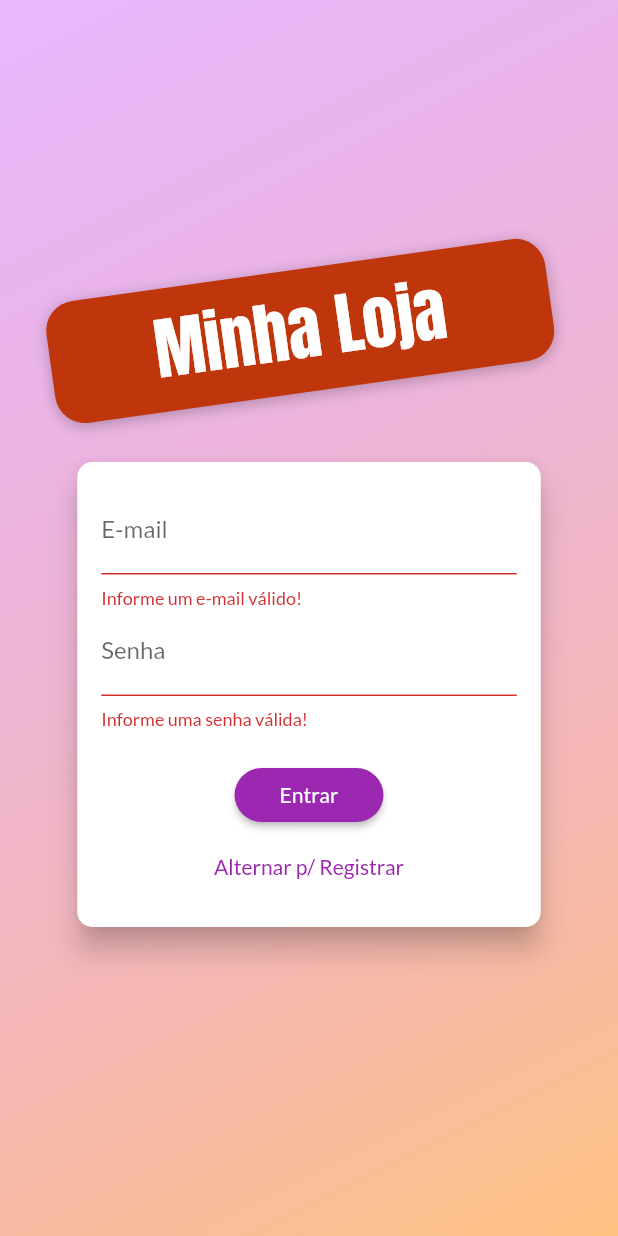
After one commit to dudulacerdadl/Curso-Flutter, a Flutter app: the screen it shows after launch, after a tap on "Entrar", on a phone screen of 412 x 824 dp. The commit adds this screen. Run offline on Flutter 3.47's test engine with Material 2 defaults, Android fonts, the phone set to English and light mode, and no system bars; our stand-ins replace shared_preferences; network calls fail.

Commit message:
Adição de autenticações ao aplicativo Shop

```diff
--- a/Flutter/Shop/lib/data/dummy_data.dart
+++ b/Flutter/Shop/lib/data/dummy_data.dart
@@ -1,5 +1,6 @@
 import '../providers/product.dart';
 
+// ignore: non_constant_identifier_names
 final DUMMY_PRODUCTS = [
   Product(
     id: 'p1',
--- /dev/null
+++ b/Flutter/Shop/lib/data/store.dart
@@ -0,0 +1,33 @@
+import 'dart:convert';
+
+import 'package:shared_preferences/shared_preferences.dart';
+
+class Store {
+  static Future<void> saveString(String key, String value) async {
+    final prefs = await SharedPreferences.getInstance();
+    prefs.setString(key, value);
+  }
+
+  static Future<void> saveMap(String key, Map<String, dynamic> value) async {
+    saveString(key, json.encode(value));
+  }
+
+  static Future<String> getString(String key) async {
+    final prefs = await SharedPreferences.getInstance();
+    return prefs.getString(key);
+  }
+
+  static Future<Map<String, dynamic>> getMap(String key) async {
+    try {
+      Map<String, dynamic> map = json.decode(await getString(key));
+      return map;
+    } catch (_) {
+      return null;
+    }
+  }
+
+  static Future<bool> remove(String key) async {
+    final prefs = await SharedPreferences.getInstance();
+    return prefs.remove(key);
+  }
+}
--- /dev/null
+++ b/Flutter/Shop/lib/exceptions/auth_exeption.dart
@@ -0,0 +1,23 @@
+class AuthExceotion implements Exception {
+  static const Map<String, String> errors = {
+    'EMAIL_EXISTS': 'E-mail já existe!',
+    'OPERATION_NOT_ALLOWED': 'Operação não permitida!',
+    'TOO_MANY_ATTEMPTS_TRY_LATER': 'Tente novamente mais tarde!',
+    'EMAIL_NOT_FOUND': 'E-mail não encontrado!',
+    'INVALID_PASSWORD': 'Senha inválida!',
+    'USER_DISABLED': 'Usuário desativado!',
+  };
+
+  final String key;
+
+  const AuthExceotion(this.key);
+
+  @override
+  String toString() {
+    if (errors.containsKey(key)) {
+      return errors[key];
+    } else {
+      return 'Ocorreu um erro na autenticação!';
+    }
+  }
+}
--- a/Flutter/Shop/lib/exceptions/http_exception.dart
+++ b/Flutter/Shop/lib/exceptions/http_exception.dart
@@ -1,7 +1,7 @@
-class HttpExceotion implements Exception {
+class HttpException implements Exception {
   final String msg;
 
-  const HttpExceotion(this.msg);
+  const HttpException(this.msg);
 
   @override
   String toString() {
--- a/Flutter/Shop/lib/main.dart
+++ b/Flutter/Shop/lib/main.dart
@@ -2,8 +2,8 @@ import 'package:Shop/views/products_screen.dart';
 import 'package:flutter/material.dart';
 import 'package:provider/provider.dart';
 
-import './views/products_overview_screen.dart';
 import './utils/app_routes.dart';
+import './views/auth_home_screen.dart';
 import './views/products_detail_screen.dart';
 import './views/cart_screen.dart';
 import './views/orders_screen.dart';
@@ -12,6 +12,7 @@ import './views/product_form_screen.dart';
 import './providers/products.dart';
 import './providers/cart.dart';
 import './providers/orders.dart';
+import './providers/auth.dart';
 
 void main() => runApp(MyApp());
 
@@ -22,13 +23,26 @@ class MyApp extends StatelessWidget {
     return MultiProvider(
       providers: [
         ChangeNotifierProvider(
+          create: (_) => new Auth(),
+        ),
+        ChangeNotifierProxyProvider<Auth, Products>(
           create: (_) => new Products(),
+          update: (ctx, auth, previousProducts) => new Products(
+            auth.token,
+            auth.userId,
+            previousProducts.items,
+          ),
         ),
         ChangeNotifierProvider(
           create: (_) => new Cart(),
         ),
-        ChangeNotifierProvider(
+        ChangeNotifierProxyProvider<Auth, Orders>(
           create: (_) => new Orders(),
+          update: (ctx, auth, previousOrders) => new Orders(
+            auth.token,
+            auth.userId,
+            previousOrders.items,
+          ),
         ),
       ],
       child: MaterialApp(
@@ -38,9 +52,8 @@ class MyApp extends StatelessWidget {
           accentColor: Colors.deepOrange,
           fontFamily: 'Lato',
         ),
-        //home: ProductOverviewScreen(),
         routes: {
-          AppRoutes.HOME: (ctx) => ProductOverviewScreen(),
+          AppRoutes.AUTH_HOME: (ctx) => AuthOrHomeScreen(),
           AppRoutes.PRODUCT_DETAIL: (ctx) => ProductDedailScreen(),
           AppRoutes.CART: (ctx) => CartScreen(),
           AppRoutes.ORDERS: (ctx) => OrdersScreen(),
--- /dev/null
+++ b/Flutter/Shop/lib/providers/auth.dart
@@ -0,0 +1,124 @@
+import 'dart:async';
+import 'dart:convert';
+
+import 'package:Shop/data/store.dart';
+import 'package:Shop/exceptions/auth_exeption.dart';
+import 'package:flutter/material.dart';
+import 'package:http/http.dart' as http;
+
+class Auth with ChangeNotifier {
+  String _userId;
+  String _token;
+  DateTime _expiryDate;
+  Timer _logoutTimer;
+
+  bool get isAuth {
+    return token != null;
+  }
+
+  String get userId {
+    return isAuth ? _userId : null;
+  }
+
+  String get token {
+    if (_token != null &&
+        _expiryDate != null &&
+        _expiryDate.isAfter(DateTime.now())) {
+      return _token;
+    } else {
+      return null;
+    }
+  }
+
+  Future<void> _authenticate(
+      String email, String password, String urlSegement) async {
+    final url =
+        'https://identitytoolkit.googleapis.com/v1/accounts:$urlSegement?key=AIzaSyBqzdsXUvNUk0D5VxEuPyEIHEAvwwaAaag';
+
+    final response = await http.post(
+      url,
+      body: json.encode({
+        'email': email,
+        'password': password,
+        'returnSecureToken': true,
+      }),
+    );
+
+    final responseBody = json.decode(response.body);
+    if (responseBody['error'] != null) {
+      throw AuthExceotion(responseBody['error']['message']);
+    } else {
+      _token = responseBody['idToken'];
+      _userId = responseBody['localId'];
+      _expiryDate = DateTime.now().add(
+        Duration(
+          seconds: int.parse(responseBody['expiresIn']),
+        ),
+      );
+
+      Store.saveMap('userData', {
+        'token': _token,
+        'userId': _userId,
+        'expiryDate': _expiryDate.toIso8601String(),
+      });
+
+      _autoLogout();
+      notifyListeners();
+    }
+
+    return Future.value();
+  }
+
+  Future<void> signup(String email, String password) async {
+    return _authenticate(email, password, 'signUp');
+  }
+
+  Future<void> login(String email, String password) async {
+    return _authenticate(email, password, 'signInWithPassword');
+  }
+
+  Future<void> tryAutoLogin() async {
+    if (isAuth) {
+      return Future.value();
+    }
+
+    final userData = await Store.getMap('userData');
+    if (userData == null) {
+      return Future.value();
+    }
+
+    final expiryDate = DateTime.parse(userData['expiryDate']);
+
+    if (expiryDate.isBefore(DateTime.now())) {
+      return Future.value();
+    }
+
+    _userId = userData['userId'];
+    _token = userData['token'];
+    _expiryDate = expiryDate;
+
+    _autoLogout();
+    notifyListeners();
+    return Future.value();
+  }
+
+  void logout() {
+    _token = null;
+    _userId = null;
+    _expiryDate = null;
+    if (_logoutTimer != null) {
+      _logoutTimer.cancel();
+      _logoutTimer = null;
+    }
+    Store.remove('userData');
+    notifyListeners();
+  }
+
+  void _autoLogout() {
+    if (_logoutTimer != null) {
+      _logoutTimer.cancel();
+    }
+    final timeToLogout = _expiryDate.difference(DateTime.now()).inSeconds;
+    _logoutTimer = Timer(Duration(seconds: timeToLogout), logout);
+  }
+}
--- a/Flutter/Shop/lib/providers/cart.dart
+++ b/Flutter/Shop/lib/providers/cart.dart
@@ -57,11 +57,12 @@ class Cart with ChangeNotifier {
           id: Random().nextDouble().toString(),
           productId: product.id,
           title: product.title,
+          price: product.price,
           quantity: 1,
-          price: product.price,
         ),
       );
     }
+
     notifyListeners();
   }
 
--- a/Flutter/Shop/lib/providers/orders.dart
+++ b/Flutter/Shop/lib/providers/orders.dart
@@ -22,6 +22,10 @@ class Order {
 class Orders with ChangeNotifier {
   final String _baseUrl = '${Constants.BASE_API_URL}/orders';
   List<Order> _items = [];
+  String _token;
+  String _userId;
+
+  Orders([this._token, this._userId, this._items = const []]);
 
   List<Order> get items {
     return [..._items];
@@ -33,7 +37,7 @@ class Orders with ChangeNotifier {
 
   Future<void> loadOrders() async {
     List<Order> loadedItems = [];
-    final response = await http.get("$_baseUrl.json");
+    final response = await http.get('$_baseUrl/$_userId.json?auth=$_token');
     Map<String, dynamic> data = json.decode(response.body);
 
     if (data != null) {
@@ -65,7 +69,7 @@ class Orders with ChangeNotifier {
   Future<void> addOrder(Cart cart) async {
     final date = DateTime.now();
     final response = await http.post(
-      "$_baseUrl.json",
+      '$_baseUrl/$_userId.json?auth=$_token',
       body: json.encode({
         'total': cart.totalAmount,
         'date': date.toIso8601String(),
--- a/Flutter/Shop/lib/utils/app_routes.dart
+++ b/Flutter/Shop/lib/utils/app_routes.dart
@@ -1,5 +1,6 @@
 class AppRoutes {
-  static const HOME = '/';
+  static const AUTH_HOME = '/';
+  static const HOME = '/home';
   static const PRODUCT_DETAIL = '/product-detail';
   static const CART = '/cart';
   static const ORDERS = '/orders';
--- /dev/null
+++ b/Flutter/Shop/lib/views/auth_home_screen.dart
@@ -0,0 +1,24 @@
+import 'package:Shop/providers/auth.dart';
+import 'package:Shop/views/auth_screen.dart';
+import 'package:Shop/views/products_overview_screen.dart';
+import 'package:flutter/material.dart';
+import 'package:provider/provider.dart';
+
+class AuthOrHomeScreen extends StatelessWidget {
+  @override
+  Widget build(BuildContext context) {
+    Auth auth = Provider.of(context);
+    return FutureBuilder(
+      future: auth.tryAutoLogin(),
+      builder: (cxt, snapshot) {
+        if (snapshot.connectionState == ConnectionState.waiting) {
+          return Center(child: CircularProgressIndicator());
+        } else if (snapshot.error != null) {
+          return Center(child: Text('Ocorreu um erro inesperado!'));
+        } else {
+          return auth.isAuth ? ProductOverviewScreen() : AuthScreen();
+        }
+      },
+    );
+  }
+}
--- /dev/null
+++ b/Flutter/Shop/lib/views/auth_screen.dart
@@ -0,0 +1,67 @@
+import 'dart:math';
+
+import 'package:Shop/widgets/auth_cart.dart';
+import 'package:flutter/material.dart';
+
+class AuthScreen extends StatelessWidget {
+  @override
+  Widget build(BuildContext context) {
+    return Scaffold(
+      body: Stack(
+        children: <Widget>[
+          Container(
+            decoration: BoxDecoration(
+              gradient: LinearGradient(
+                colors: [
+                  Color.fromRGBO(215, 117, 255, 0.5),
+                  Color.fromRGBO(255, 188, 117, 0.9),
+                ],
+                begin: Alignment.topLeft,
+                end: Alignment.bottomRight,
+              ),
+            ),
+          ),
+          Container(
+            width: double.infinity,
+            child: Column(
+              mainAxisAlignment: MainAxisAlignment.center,
+              crossAxisAlignment: CrossAxisAlignment.center,
+              children: <Widget>[
+                Container(
+                  margin: EdgeInsets.only(bottom: 20),
+                  padding: EdgeInsets.symmetric(
+                    vertical: 8,
+                    horizontal: 70,
+                  ),
+                  // Matrix4 é usado para fazer a inclinação no eixo desejado
+                  // Os dois pontos são usados para fazer com que o valor retornado seja o da operação anterior, nesse casom do Matrix4
+                  transform: Matrix4.rotationZ(-8 * pi / 180)..translate(-10.0),
+                  decoration: BoxDecoration(
+                    borderRadius: BorderRadius.circular(20),
+                    color: Colors.deepOrange.shade900,
+                    boxShadow: [
+                      BoxShadow(
+                        blurRadius: 8,
+                        color: Colors.black26,
+                        offset: Offset(0, 2),
+                      ),
+                    ],
+                  ),
+                  child: Text(
+                    'Minha Loja',
+                    style: TextStyle(
+                      color: Theme.of(context).accentTextTheme.headline6.color,
+                      fontSize: 45,
+                      fontFamily: 'Anton',
+                    ),
+                  ),
+                ),
+                AuthCard(),
+              ],
+            ),
+          ),
+        ],
+      ),
+    );
+  }
+}
--- /dev/null
+++ b/Flutter/Shop/lib/widgets/auth_cart.dart
@@ -0,0 +1,178 @@
+import 'package:Shop/exceptions/auth_exeption.dart';
+import 'package:Shop/providers/auth.dart';
+import 'package:flutter/material.dart';
+import 'package:provider/provider.dart';
+
+enum AuthMode { Signup, Login }
+
+class AuthCard extends StatefulWidget {
+  @override
+  _AuthCardState createState() => _AuthCardState();
+}
+
+class _AuthCardState extends State<AuthCard> {
+  GlobalKey<FormState> _form = GlobalKey();
+  bool _isLoading = false;
+  AuthMode _authMode = AuthMode.Login;
+
+  final _passwordController = TextEditingController();
+  final Map<String, String> _authData = {
+    'email': '',
+    'password': '',
+  };
+
+  void _showErrorDialog(String msg) {
+    showDialog(
+      context: context,
+      builder: (context) => AlertDialog(
+        title: Text('Ocorreu um erro!'),
+        content: Text(msg),
+        actions: [
+          FlatButton(
+            onPressed: () {
+              Navigator.of(context).pop();
+            },
+            child: Text('Fechar'),
+          ),
+        ],
+      ),
+    );
+  }
+
+  Future<void> _submit() async {
+    if (!_form.currentState.validate()) {
+      return;
+    }
+
+    setState(() {
+      _isLoading = true;
+    });
+
+    _form.currentState.save();
+
+    Auth auth = Provider.of(context, listen: false);
+
+    try {
+      if (_authMode == AuthMode.Login) {
+        await auth.login(
+          _authData['email'],
+          _authData['password'],
+        );
+      } else {
+        await auth.signup(
+          _authData['email'],
+          _authData['password'],
+        );
+      }
+    } on AuthExceotion catch (error) {
+      _showErrorDialog(error.toString());
+    } catch (error) {
+      _showErrorDialog('Ocorreu um error inesperado!');
+    }
+
+    setState(() {
+      _isLoading = false;
+    });
+  }
+
+  void _switchAuthMode() {
+    if (_authMode == AuthMode.Login) {
+      setState(() {
+        _authMode = AuthMode.Signup;
+      });
+    } else {
+      setState(() {
+        _authMode = AuthMode.Login;
+      });
+    }
+  }
+
+  @override
+  Widget build(BuildContext context) {
+    final deviceSize = MediaQuery.of(context).size;
+
+    return Card(
+      elevation: 8.0,
+      shape: RoundedRectangleBorder(
+        borderRadius: BorderRadius.circular(10),
+      ),
+      child: Container(
+        height: _authMode == AuthMode.Login ? 310 : 370,
+        width: deviceSize.width * 0.75,
+        padding: EdgeInsets.all(16),
+        child: Form(
+          key: _form,
+          child: Column(
+            children: <Widget>[
+              TextFormField(
+                decoration: InputDecoration(labelText: 'E-mail'),
+                keyboardType: TextInputType.emailAddress,
+                validator: (value) {
+                  if (value.isEmpty || !value.contains('@')) {
+                    return 'Informe um e-mail válido!';
+                  }
+
+                  return null;
+                },
+                onSaved: (value) => _authData['email'] = value,
+              ),
+              TextFormField(
+                decoration: InputDecoration(labelText: 'Senha'),
+                controller: _passwordController,
+                obscureText: true,
+                validator: (value) {
+                  if (value.isEmpty || value.length < 5) {
+                    return 'Informe uma senha válida!';
+                  }
+
+                  return null;
+                },
+                onSaved: (value) => _authData['password'] = value,
+              ),
+              if (_authMode == AuthMode.Signup)
+                TextFormField(
+                  decoration: InputDecoration(labelText: 'Confirmar Senha'),
+                  obscureText: true,
+                  validator: _authMode == AuthMode.Signup
+                      ? (value) {
+                          if (value != _passwordController.text) {
+                            return 'Senhas são diferentes!';
+                          }
+
+                          return null;
+                        }
+                      : null,
+                ),
+              Spacer(),
+              if (_isLoading)
+                CircularProgressIndicator()
+              else
+                RaisedButton(
+                  shape: RoundedRectangleBorder(
+                    borderRadius: BorderRadius.circular(30),
+                  ),
+                  color: Theme.of(context).primaryColor,
+                  textColor: Theme.of(context).primaryTextTheme.button.color,
+                  padding: EdgeInsets.symmetric(
+                    horizontal: 30,
+                    vertical: 8,
+                  ),
+                  child: Text(
+                    _authMode == AuthMode.Login ? 'Entrar' : 'Registrar',
+                  ),
+                  onPressed: _submit,
+                ),
+              FlatButton(
+                child: Text(
+                  "Alternar p/ ${_authMode == AuthMode.Login ? 'Registrar' : 'Login'}",
+                ),
+                onPressed: _switchAuthMode,
+                textColor: Theme.of(context).primaryColor,
+              ),
+            ],
+          ),
+        ),
+      ),
+    );
+  }
+}
--- a/Flutter/Shop/lib/widgets/order_widget.dart
+++ b/Flutter/Shop/lib/widgets/order_widget.dart
@@ -55,7 +55,7 @@ class _OrderWidgetState extends State<OrderWidget> {
                         ),
                       ),
                       Text(
-                        '${product.quantity}x R\$${product.price}',
+                        '${product.quantity}x R\$${product.price.toStringAsFixed(2)}',
                         style: TextStyle(
                           fontSize: 18,
                           color: Colors.grey,
--- a/Flutter/Shop/lib/widgets/product_item.dart
+++ b/Flutter/Shop/lib/widgets/product_item.dart
@@ -59,7 +59,7 @@ class ProductItem extends StatelessWidget {
                     try {
                       await Provider.of<Products>(context, listen: false)
                           .deleteProduct(product.id);
-                    } on HttpExceotion catch (error) {
+                    } on HttpException catch (error) {
                       scaffold.showSnackBar(
                         SnackBar(
                           content: Text(error.toString()),
--- a/Flutter/Shop/pubspec.yaml
+++ b/Flutter/Shop/pubspec.yaml
@@ -22,6 +22,7 @@ dependencies:
   provider: ^4.0.5
   intl: ^0.16.1
   http: ^0.12.2
+  shared_preferences: ^0.5.10
 
   # The following adds the Cupertino Icons font to your application.
   # Use with the CupertinoIcons class for iOS style icons.
```
Also changed, not shown: Flutter/Shop/lib/providers/product.dart (+6 -7 lines), Flutter/Shop/lib/providers/products.dart (+16 -7 lines), Flutter/Shop/lib/views/product_form_screen.dart (+10 -7 lines), Flutter/Shop/lib/widgets/app_drawer.dart (+11 -1 lines), Flutter/Shop/lib/widgets/product_grid_item.dart (+5 -3 lines), Flutter/Shop/pubspec.lock.
